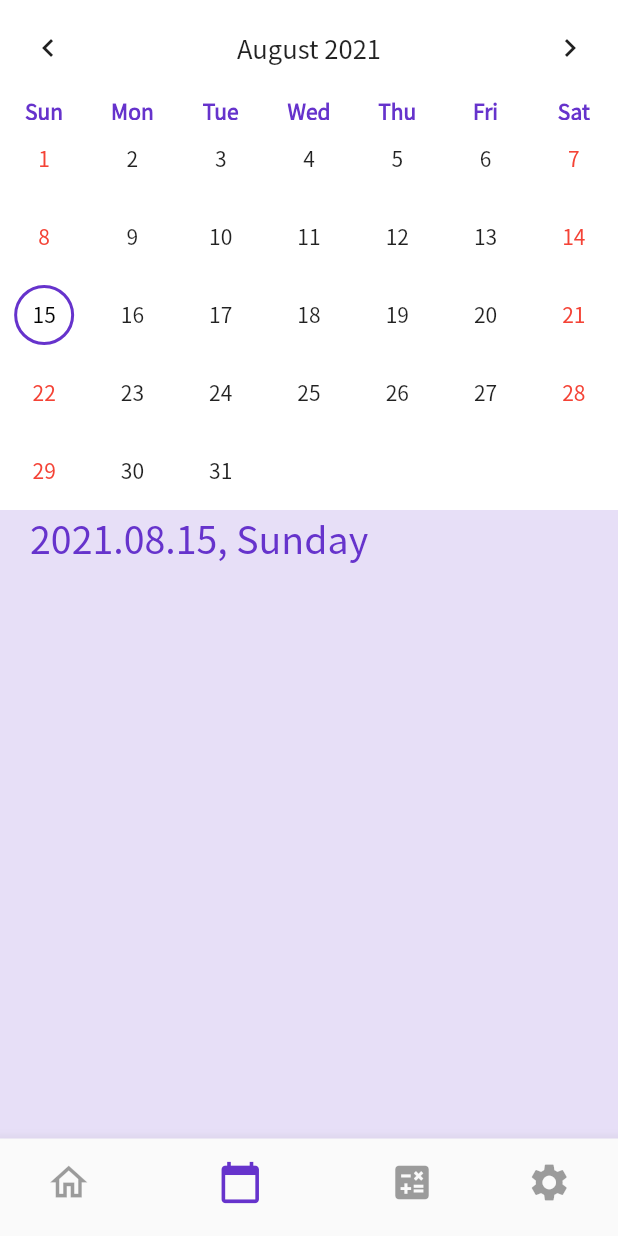
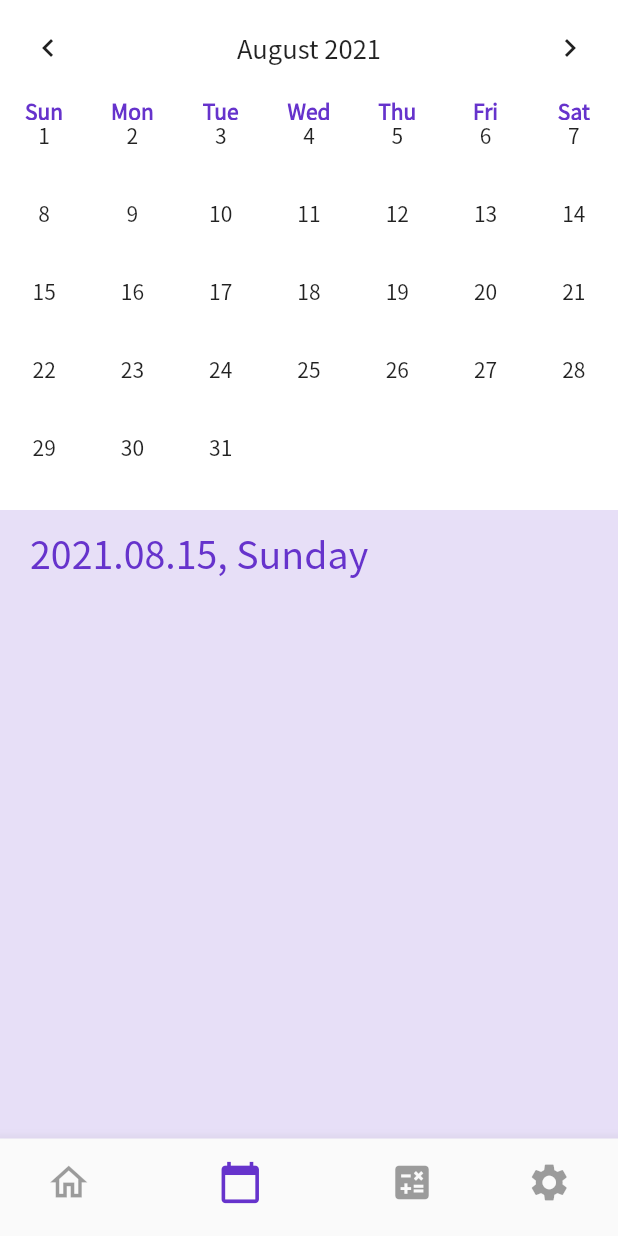
Before and after one commit to uz-devs/workoutnote-mobile, a Flutter app: the NavController screen opened directly, item 2 of the bottom bar chosen, on a phone screen of 412 x 824 dp. Run offline on Flutter 3.47's test engine with Material 2 defaults, Android fonts, the phone set to English and light mode, and no system bars; drawn by our look-alikes of table_calendar; our stand-ins replace flutter_svg, fluttertoast, introduction_screen, shared_preferences, tuple; missing offline and left inert: splash_screen_view; accounts and stored records are empty; network calls fail.

Commit message:
some  changes

```diff
--- a/lib/services/network  service.dart
+++ b/lib/services/network  service.dart
@@ -17,6 +17,7 @@ class WebServices {
     final url = Uri.https(baseUrl, fetch_workouts);
     final body = {'sessionKey': '$sessionKey', 'fromTimestampMs': '$fromTimestamp', 'tillTimestampMs': tillTimesatmp};
     http.Response response = await http.post(url, headers: headers, body: jsonEncode(body));
+
     return response;
   }
 
--- a/lib/ui/calendar screen.dart
+++ b/lib/ui/calendar screen.dart
@@ -2,9 +2,9 @@ import 'package:flutter/material.dart';
 import 'package:intl/intl.dart';
 import 'package:provider/provider.dart';
 import 'package:table_calendar/table_calendar.dart';
+import 'package:workoutnote/models/work%20out%20list%20%20model.dart';
 import 'package:workoutnote/providers/home%20%20%20screen%20provider.dart';
 import 'package:workoutnote/ui/widgets/work%20out%20%20note%20card.dart';
-import 'package:workoutnote/utils/utils.dart';
 
 class CalendarScreen extends StatefulWidget {
   final height;
@@ -15,84 +15,104 @@ class CalendarScreen extends StatefulWidget {
   _CalendarScreenState createState() => _CalendarScreenState();
 }
 
-
-
 class _CalendarScreenState extends State<CalendarScreen> {
-
-
+  var calendarProvider = MainScreenProvider();
 
   @override
-  void initState() {
-    // TODO: implement initState
-    super.initState();
-
-
+  void dispose() {
+    super.dispose();
   }
 
+  @override
+  void didChangeDependencies() {
+    super.didChangeDependencies();
+    calendarProvider = Provider.of<MainScreenProvider>(context, listen: true);
+
+    if (!calendarProvider.requestDone3) {
+      calendarProvider.fetchCalendarWorkoutSessions().then((value) {});
+    }
+  }
 
   @override
   Widget build(BuildContext context) {
-    var calendarProvider = Provider.of<MainScreenProvider>(context, listen: true);
+    List<WorkOut> showWorkOuts = [];
 
 
+    calendarProvider.updateWorkoutDates(calendarProvider.calendarWorkouts);
+    for (int i = 0; i < calendarProvider.calendarWorkouts.length; i++) {
+      if (calendarProvider.workOutDates[i] == "${calendarProvider.selectedDate!.year}.${calendarProvider.selectedDate!.month}.${calendarProvider.selectedDate!.day}") {
+        showWorkOuts.add(calendarProvider.calendarWorkouts[i]);
+      }
+    }
 
     return Container(
-
         child: ListView.builder(
-            itemCount: calendarProvider.calendarWorkouts.isNotEmpty ? calendarProvider.calendarWorkouts.length + 2 : 2,
+            itemCount: showWorkOuts.isNotEmpty ? showWorkOuts.length + 2 : 2,
             itemBuilder: (ctx, index) {
               if (index == 0)
                 return Container(
                   color: Colors.white,
                   child: TableCalendar(
-
-                    headerStyle: HeaderStyle(titleCentered: true, formatButtonVisible: false, ),
-                    daysOfWeekStyle: DaysOfWeekStyle(
-                        weekendStyle: TextStyle(color: Color.fromRGBO(102, 51, 204, 1), fontWeight: FontWeight.bold),
-                        weekdayStyle: TextStyle(color: Color.fromRGBO(102, 51, 204, 1), fontWeight: FontWeight.bold)),
+                    headerStyle: HeaderStyle(
+                      titleCentered: true,
+                      formatButtonVisible: false,
+                    ),
+                    daysOfWeekStyle: DaysOfWeekStyle(weekendStyle: TextStyle(color: Color.fromRGBO(102, 51, 204, 1), fontWeight: FontWeight.bold), weekdayStyle: TextStyle(color: Color.fromRGBO(102, 51, 204, 1), fontWeight: FontWeight.bold)),
                     calendarStyle: CalendarStyle(
-
                         outsideDaysVisible: false,
                         weekendTextStyle: TextStyle(color: Colors.red),
-                        selectedDecoration: BoxDecoration(shape: BoxShape.circle, border: Border.all(color: Colors.green, width: 2), color: Colors.white),
+                        // selectedDecoration: BoxDecoration(shape: BoxShape.circle, border: Border.all(color: Colors.green, width: 2), color: Colors.white),
                         selectedTextStyle: TextStyle(color: Colors.black),
-                        todayDecoration: BoxDecoration(shape: BoxShape.circle, border: Border.all(color: Color.fromRGBO(102, 51, 204, 1), width: 2), color: Colors.white),
+                        // todayDecoration: BoxDecoration(shape: BoxShape.circle, border: Border.all(color: Color.fromRGBO(102, 51, 204, 1), width: 2), color: Colors.white),
                         todayTextStyle: TextStyle(color: Colors.black)),
                     firstDay: DateTime.utc(2015, 08, 07),
-                    lastDay: DateTime.utc(2025, 08, 07),
+                    lastDay: DateTime.utc(2100, 08, 07),
                     focusedDay: DateTime.now(),
+                    calendarBuilders: CalendarBuilders(
+                      prioritizedBuilder: (context, day, focusedDay) {
+                        if (calendarProvider.workOutDates.contains("${day.year}.${day.month}.${day.day}"))
+                          return Container(
+                            child: Column(
+                              children: [
+                                Text("${day.day}"),
+                                Icon(
+                                  Icons.circle,
+                                  size: 10.0,
+                                  color: Color.fromRGBO(102, 51, 204, 1),
+                                )
+                              ],
+                            ),
+                          );
+                        else
+                          return Container(
+                            child: Column(
+                              children: [
+                                Text("${day.day}"),
+                              ],
+                            ),
+                          );
+                      },
+                    ),
                     onDaySelected: (selectedDay, focusDay) async {
-                      print(selectedDay);
-                      print(focusDay);
                       setState(() {
                         calendarProvider.selectedDate = selectedDay;
                       });
-
-
-                      var fromTimeStamp = DateTime(selectedDay.year,  selectedDay.month,  selectedDay.day).millisecondsSinceEpoch;
-                      var tillTimeStamp = DateTime(selectedDay.year,  selectedDay.month,  selectedDay.day+1).millisecondsSinceEpoch-1;
-                      print("from timestamp: $fromTimeStamp");
-                      print("till timestamp: $tillTimeStamp");
-
-                       await  calendarProvider.fetchWorkOutsByDate(userPreferences!.getString("sessionKey") ?? "", fromTimeStamp, tillTimeStamp);
                     },
                     selectedDayPredicate: (day) {
                       return calendarProvider.selectedDate == day;
                     },
                   ),
                 );
-
-              else if (index == 1){
-                return  Container(
-                    margin: EdgeInsets.only(left: 20.0),
+              else if (index == 1) {
+                return Container(
+                    margin: EdgeInsets.only(left: 20.0, top: 10.0),
                     child: Text(
-                      "${DateFormat("yyyy.MM.dd").format(calendarProvider.selectedDate??DateTime.now())}, ${DateFormat("EEEE").format(calendarProvider.selectedDate??DateTime.now())}",
+                      "${DateFormat("yyyy.MM.dd").format(calendarProvider.selectedDate ?? DateTime.now())}, ${DateFormat("EEEE").format(calendarProvider.selectedDate ?? DateTime.now())}",
                       style: TextStyle(fontSize: 25, color: Color.fromRGBO(102, 51, 204, 1)),
                     ));
-              }
-              else {
+              } else {
                 index = index - 2;
-                  return WorkOutNote(widget.height, calendarProvider.calendarWorkouts[index], 2);
+                return WorkOutNote(widget.height, showWorkOuts[index], 2);
               }
             }));
   }
--- a/lib/ui/widgets/search dialog.dart
+++ b/lib/ui/widgets/search dialog.dart
@@ -35,9 +35,6 @@ class _SearchDialogState extends State<SearchDialog> {
         shape: RoundedRectangleBorder(borderRadius: BorderRadius.circular(10)),
         insetPadding: EdgeInsets.all(20),
         child:
-
-
-
         Container(
           height: 0.9 * widget.height,
           child:
--- a/lib/utils/utils.dart
+++ b/lib/utils/utils.dart
@@ -45,7 +45,7 @@ Future<void> initPreferences() async {
 
 String toDate(int timestamp) {
   var date = DateTime.fromMillisecondsSinceEpoch(timestamp);
-  var formattedDate = DateFormat('yyyy.MM.dd').format(date);
+  var formattedDate = DateFormat('yyyy.M.d').format(date);
   print(formattedDate);
   return formattedDate;
 }
```
Also changed, not shown: lib/providers/create workout provider.dart (+4 -3 lines), lib/providers/home   screen provider.dart (+71 -61 lines), lib/ui/home screen.dart (+19 -32 lines), lib/ui/widgets/all  workouts dialog.dart (+8 -0 lines), lib/ui/widgets/work out  note card.dart (+6 -4 lines), lib/ui/widgets/workout  create card.dart (+9 -3 lines).
